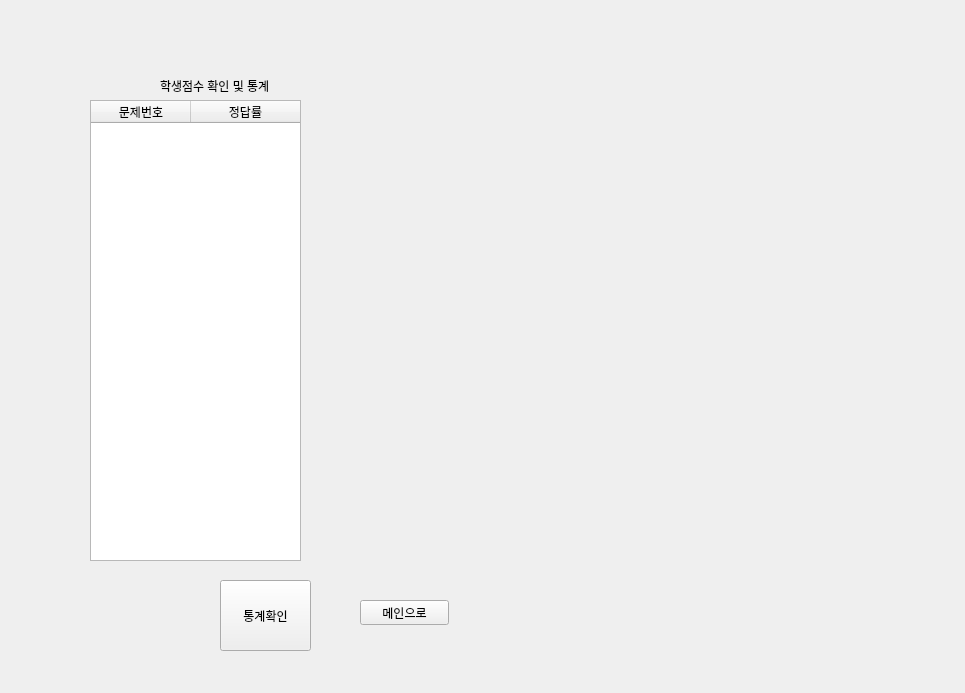
Before: the Qt Designer form base111.ui in education-aiot/education-iot, drawn with Qt 5.
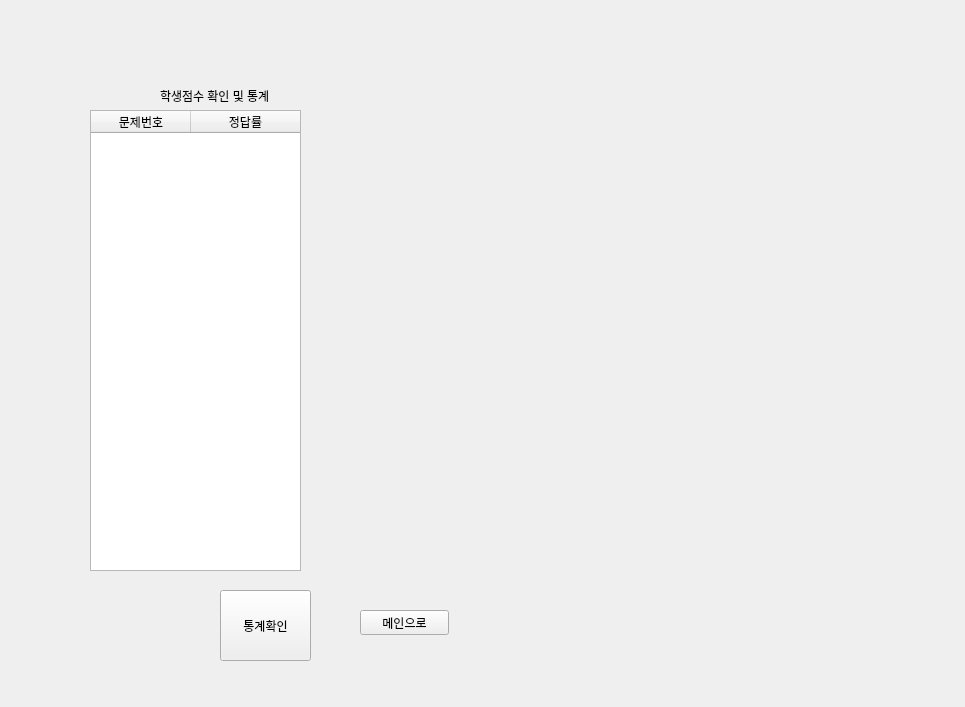
After: the same form once the commit is applied. The open tabs and pages were chosen to show the change. Icons and pictures are not drawn.

Commit message: 선생님클라이언트 ui 수정

What changed in the file:
```diff
--- a/base111.ui
+++ b/base111.ui
@@ -7,7 +7,7 @@
     <x>0</x>
     <y>0</y>
     <width>965</width>
-    <height>693</height>
+    <height>707</height>
    </rect>
   </property>
   <property name="windowTitle">
@@ -17,7 +17,7 @@
    <property name="geometry">
     <rect>
      <x>0</x>
-     <y>-10</y>
+     <y>0</y>
      <width>971</width>
      <height>691</height>
     </rect>
```
Left out of the diff: 47 changed lines with no effect on the pictures.
